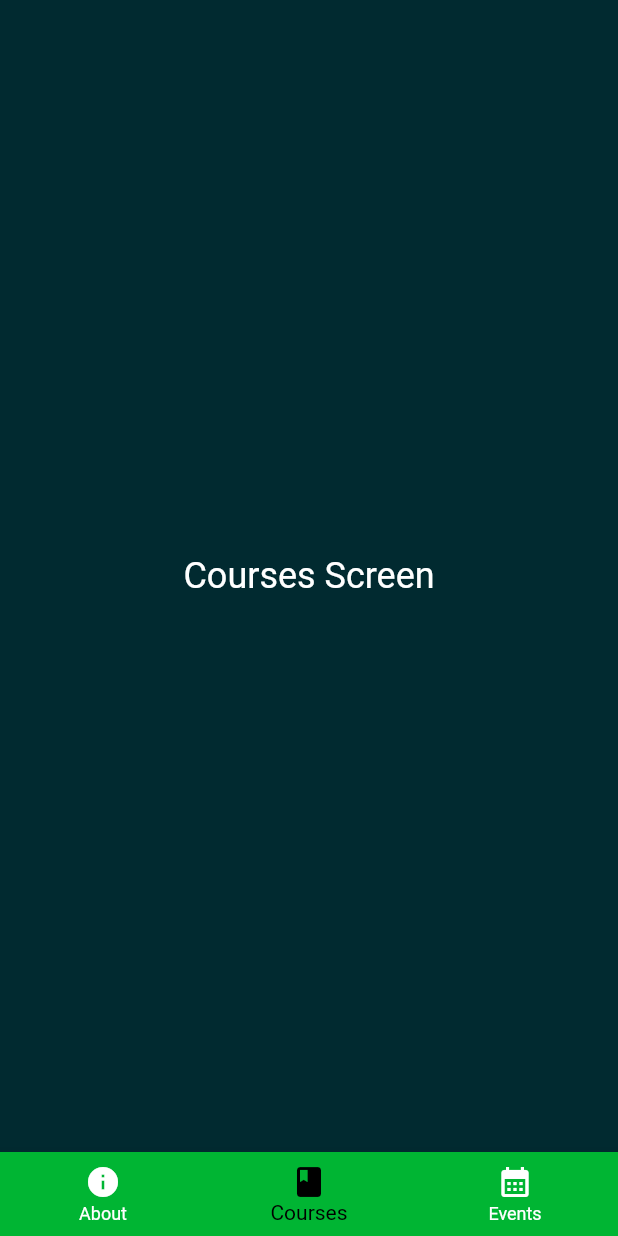
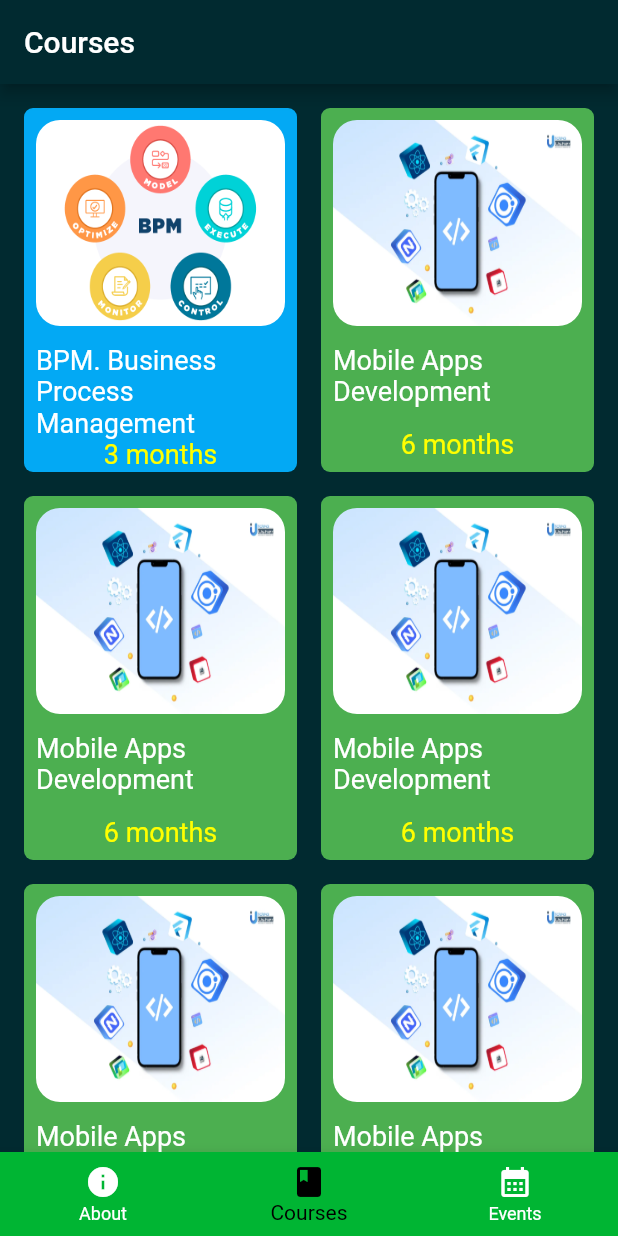
Before and after one commit to Abdusamad98/test_project, a Flutter app: the screen it shows after launch, item 2 of the bottom bar chosen, on a phone screen of 412 x 824 dp. Run offline on Flutter 3.47's test engine with Material 2 defaults, Android fonts, the phone set to English and light mode, and no system bars; statements that could not run were skipped.

Commit message:
some changes

```diff
--- /dev/null
+++ b/lib/data/app_database.dart
@@ -0,0 +1,79 @@
+import 'package:flutter/material.dart';
+import 'package:test_project/models/course_model.dart';
+
+class AppDatabase {
+  static List<CourseModel> courses = [
+    CourseModel(
+      description: '''
+      Business Process Management is a disciplinary approach to identify, design, execute, document, measure, monitor, control and improve business processes, automated or not, to achieve consistent results, aligned with the strategical goals of the organization.
+      BPO is a growing concept adopted by many companies nowadays. It is about outsourcing the services that are essential, but not part of your core business. Therefore, it is much more efficient to hire the specialized services of another company; with all the hardware available and labor you need, without having to spend thousands of dollars.
+      Business process management is not only about automating. The quality of the processes and activities is a priority! BPM is a project that has to be part of the company’s culture. It never ends, being a repeated and everlasting development.
+       ''',
+      imagePath: "assets/course_images/bpm.png",
+      courseName: "BPM. Business Process Management",
+      durationOfCourse: "3 months",
+      requiredKnowledge: "Math level: Beginner,\nEnglish: Intermediate",
+      color: Colors.lightBlue,
+    ),
+    CourseModel(
+      description: '''
+      Mobile application development is the process of making software for smartphones, tablets and digital assistants, most commonly for the Android and iOS operating systems. The software can be preinstalled on the device, downloaded from a mobile app store or accessed through a mobile web browser. The programming and markup languages used for this kind of software development include Java, Swift, C# and HTML5.
+      Mobile app development is rapidly growing. From retail, telecommunications and e-commerce to insurance, healthcare and government, organizations across industries must meet user expectations for real-time, convenient ways to conduct transactions and access information. Today, mobile devices—and the mobile applications that unlock their value—are the most popular way for people and businesses to connect to the internet. To stay relevant, responsive and successful, organizations need to develop the mobile applications that their customers, partners and employees demand.
+      Yet mobile application development might seem daunting. Once you’ve selected the OS platform or platforms, you need to overcome the limitations of mobile devices and usher your app all the way past the potential hurdles of distribution. Fortunately, by following a few basic guidelines and best practices, you can streamline your application development journey.
+           ''',
+      imagePath: "assets/course_images/mobile.png",
+      courseName: "Mobile Apps Development",
+      durationOfCourse: "6 months",
+      requiredKnowledge: "Basic computer knowledge,\nEnglish: Intermediate",
+      color: Colors.green,
+    ),
+    CourseModel(
+      description: '''
+      Mobile application development is the process of making software for smartphones, tablets and digital assistants, most commonly for the Android and iOS operating systems. The software can be preinstalled on the device, downloaded from a mobile app store or accessed through a mobile web browser. The programming and markup languages used for this kind of software development include Java, Swift, C# and HTML5.
+      Mobile app development is rapidly growing. From retail, telecommunications and e-commerce to insurance, healthcare and government, organizations across industries must meet user expectations for real-time, convenient ways to conduct transactions and access information. Today, mobile devices—and the mobile applications that unlock their value—are the most popular way for people and businesses to connect to the internet. To stay relevant, responsive and successful, organizations need to develop the mobile applications that their customers, partners and employees demand.
+      Yet mobile application development might seem daunting. Once you’ve selected the OS platform or platforms, you need to overcome the limitations of mobile devices and usher your app all the way past the potential hurdles of distribution. Fortunately, by following a few basic guidelines and best practices, you can streamline your application development journey.
+           ''',
+      imagePath: "assets/course_images/mobile.png",
+      courseName: "Mobile Apps Development",
+      durationOfCourse: "6 months",
+      requiredKnowledge: "Basic computer knowledge,\nEnglish: Intermediate",
+      color: Colors.green,
+    ),
+    CourseModel(
+      description: '''
+      Mobile application development is the process of making software for smartphones, tablets and digital assistants, most commonly for the Android and iOS operating systems. The software can be preinstalled on the device, downloaded from a mobile app store or accessed through a mobile web browser. The programming and markup languages used for this kind of software development include Java, Swift, C# and HTML5.
+      Mobile app development is rapidly growing. From retail, telecommunications and e-commerce to insurance, healthcare and government, organizations across industries must meet user expectations for real-time, convenient ways to conduct transactions and access information. Today, mobile devices—and the mobile applications that unlock their value—are the most popular way for people and businesses to connect to the internet. To stay relevant, responsive and successful, organizations need to develop the mobile applications that their customers, partners and employees demand.
+      Yet mobile application development might seem daunting. Once you’ve selected the OS platform or platforms, you need to overcome the limitations of mobile devices and usher your app all the way past the potential hurdles of distribution. Fortunately, by following a few basic guidelines and best practices, you can streamline your application development journey.
+           ''',
+      imagePath: "assets/course_images/mobile.png",
+      courseName: "Mobile Apps Development",
+      durationOfCourse: "6 months",
+      requiredKnowledge: "Basic computer knowledge,\nEnglish: Intermediate",
+      color: Colors.green,
+    ),
+    CourseModel(
+      description: '''
+      Mobile application development is the process of making software for smartphones, tablets and digital assistants, most commonly for the Android and iOS operating systems. The software can be preinstalled on the device, downloaded from a mobile app store or accessed through a mobile web browser. The programming and markup languages used for this kind of software development include Java, Swift, C# and HTML5.
+      Mobile app development is rapidly growing. From retail, telecommunications and e-commerce to insurance, healthcare and government, organizations across industries must meet user expectations for real-time, convenient ways to conduct transactions and access information. Today, mobile devices—and the mobile applications that unlock their value—are the most popular way for people and businesses to connect to the internet. To stay relevant, responsive and successful, organizations need to develop the mobile applications that their customers, partners and employees demand.
+      Yet mobile application development might seem daunting. Once you’ve selected the OS platform or platforms, you need to overcome the limitations of mobile devices and usher your app all the way past the potential hurdles of distribution. Fortunately, by following a few basic guidelines and best practices, you can streamline your application development journey.
+           ''',
+      imagePath: "assets/course_images/mobile.png",
+      courseName: "Mobile Apps Development",
+      durationOfCourse: "6 months",
+      requiredKnowledge: "Basic computer knowledge,\nEnglish: Intermediate",
+      color: Colors.green,
+    ),
+    CourseModel(
+      description: '''
+      Mobile application development is the process of making software for smartphones, tablets and digital assistants, most commonly for the Android and iOS operating systems. The software can be preinstalled on the device, downloaded from a mobile app store or accessed through a mobile web browser. The programming and markup languages used for this kind of software development include Java, Swift, C# and HTML5.
+      Mobile app development is rapidly growing. From retail, telecommunications and e-commerce to insurance, healthcare and government, organizations across industries must meet user expectations for real-time, convenient ways to conduct transactions and access information. Today, mobile devices—and the mobile applications that unlock their value—are the most popular way for people and businesses to connect to the internet. To stay relevant, responsive and successful, organizations need to develop the mobile applications that their customers, partners and employees demand.
+      Yet mobile application development might seem daunting. Once you’ve selected the OS platform or platforms, you need to overcome the limitations of mobile devices and usher your app all the way past the potential hurdles of distribution. Fortunately, by following a few basic guidelines and best practices, you can streamline your application development journey.
+           ''',
+      imagePath: "assets/course_images/mobile.png",
+      courseName: "Mobile Apps Development",
+      durationOfCourse: "6 months",
+      requiredKnowledge: "Basic computer knowledge,\nEnglish: Intermediate",
+      color: Colors.green,
+    ),
+  ];
+}
--- a/lib/main.dart
+++ b/lib/main.dart
@@ -8,9 +8,7 @@ void main() {
       debugShowCheckedModeBanner: false,
       theme: ThemeData(
         scaffoldBackgroundColor: AppColors.pdpMain,
-        appBarTheme: AppBarTheme(
-          backgroundColor: AppColors.pdpMain,
-        ),
+        appBarTheme: AppBarTheme(backgroundColor: AppColors.pdpMain),
       ),
       home: SplashScreen(),
     ),
--- /dev/null
+++ b/lib/models/course_model.dart
@@ -0,0 +1,24 @@
+import 'package:flutter/material.dart';
+
+class CourseModel {
+  final String courseName;
+
+  final String imagePath;
+
+  final String description;
+
+  final String durationOfCourse;
+
+  final String requiredKnowledge;
+
+  final Color color;
+
+  CourseModel({
+    required this.description,
+    required this.imagePath,
+    required this.courseName,
+    required this.durationOfCourse,
+    required this.requiredKnowledge,
+    required this.color,
+  });
+}
--- a/lib/ui/tab/courses/courses_screen.dart
+++ b/lib/ui/tab/courses/courses_screen.dart
@@ -1,4 +1,8 @@
 import 'package:flutter/material.dart';
+import 'package:test_project/data/app_database.dart';
+import 'package:test_project/models/course_model.dart';
+import 'package:test_project/ui/tab/courses/course_detail_screen.dart';
+import 'package:test_project/ui/tab/courses/widgets/course_item.dart';
 
 class CoursesScreen extends StatefulWidget {
   const CoursesScreen({super.key});
@@ -10,15 +14,38 @@ class CoursesScreen extends StatefulWidget {
 class _CoursesScreenState extends State<CoursesScreen> {
   @override
   Widget build(BuildContext context) {
-    return const Scaffold(
-      body: Center(
-        child: Text(
-          "Courses Screen",
-          style: TextStyle(
-            fontSize: 24,
-            color: Colors.white,
-          ),
-        ),
+    return Scaffold(
+      appBar: AppBar(
+        title: const Text("Courses"),
+      ),
+      body: GridView.count(
+        primary: false,
+        padding: const EdgeInsets.all(16),
+        crossAxisSpacing: 16,
+        mainAxisSpacing: 16,
+        crossAxisCount: 2,
+        childAspectRatio: .75,
+        children: <Widget>[
+          ...List.generate(
+            AppDatabase.courses.length,
+            (index) {
+              CourseModel courseModel = AppDatabase.courses[index];
+              return CourseItem(
+                courseModel: courseModel,
+                onTap: () {
+                  Navigator.push(
+                    context,
+                    MaterialPageRoute(
+                      builder: (context) {
+                        return CourseDetailScreen(courseModel: courseModel);
+                      },
+                    ),
+                  );
+                },
+              );
+            },
+          )
+        ],
       ),
     );
   }
--- /dev/null
+++ b/lib/ui/tab/courses/widgets/course_item.dart
@@ -0,0 +1,46 @@
+import 'package:flutter/material.dart';
+import 'package:test_project/models/course_model.dart';
+import 'package:test_project/utils/colors.dart';
+
+class CourseItem extends StatelessWidget {
+  CourseItem({
+    super.key,
+    required this.courseModel,
+    required this.onTap,
+  });
+
+  CourseModel courseModel;
+
+  VoidCallback onTap;
+
+  @override
+  Widget build(BuildContext context) {
+    return GestureDetector(
+      onTap: onTap,
+      child: Container(
+        decoration: BoxDecoration(
+            borderRadius: BorderRadius.circular(6), color: courseModel.color),
+        padding: const EdgeInsets.all(8),
+        child: Column(
+          children: [
+            ClipRRect(
+              borderRadius: BorderRadius.circular(16),
+              child: Image.asset(
+                courseModel.imagePath,
+                height: MediaQuery.of(context).size.height / 6,
+                width: MediaQuery.of(context).size.width / 2 - 32,
+                fit: BoxFit.fill,
+              ),
+            ),
+            const SizedBox(height: 12),
+            Text(courseModel.courseName,
+                style: const TextStyle(color: AppColors.white, fontSize: 18)),
+            const Spacer(),
+            Text(courseModel.durationOfCourse,
+                style: const TextStyle(color: Colors.yellowAccent, fontSize: 18)),
+          ],
+        ),
+      ),
+    );
+  }
+}
--- a/pubspec.yaml
+++ b/pubspec.yaml
@@ -63,6 +63,7 @@ flutter:
 
   assets:
     - assets/images/
+    - assets/course_images/
 
 
 
```
Also changed, not shown: lib/ui/tab/about/about_screen.dart (+11 -21 lines), lib/ui/tab/courses/course_detail_screen.dart (added, +88 -0 lines), lib/ui/widgets/global_button.dart (added, +29 -0 lines), assets/course_images/bpm.png (added), assets/course_images/mobile.png (added).
